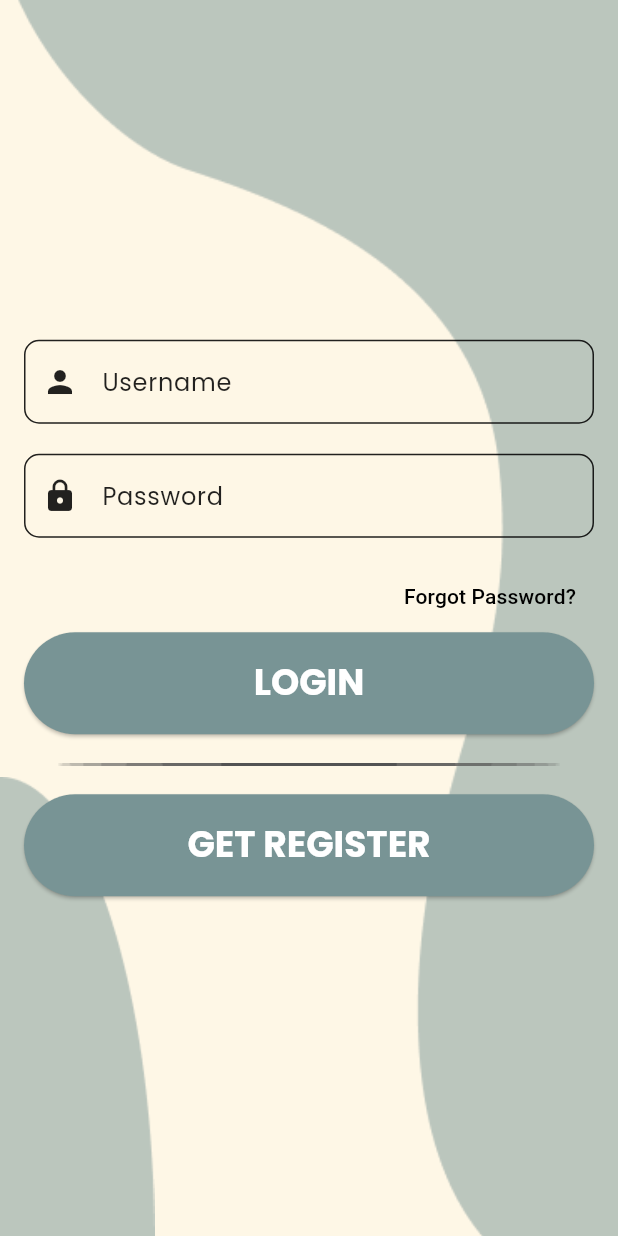
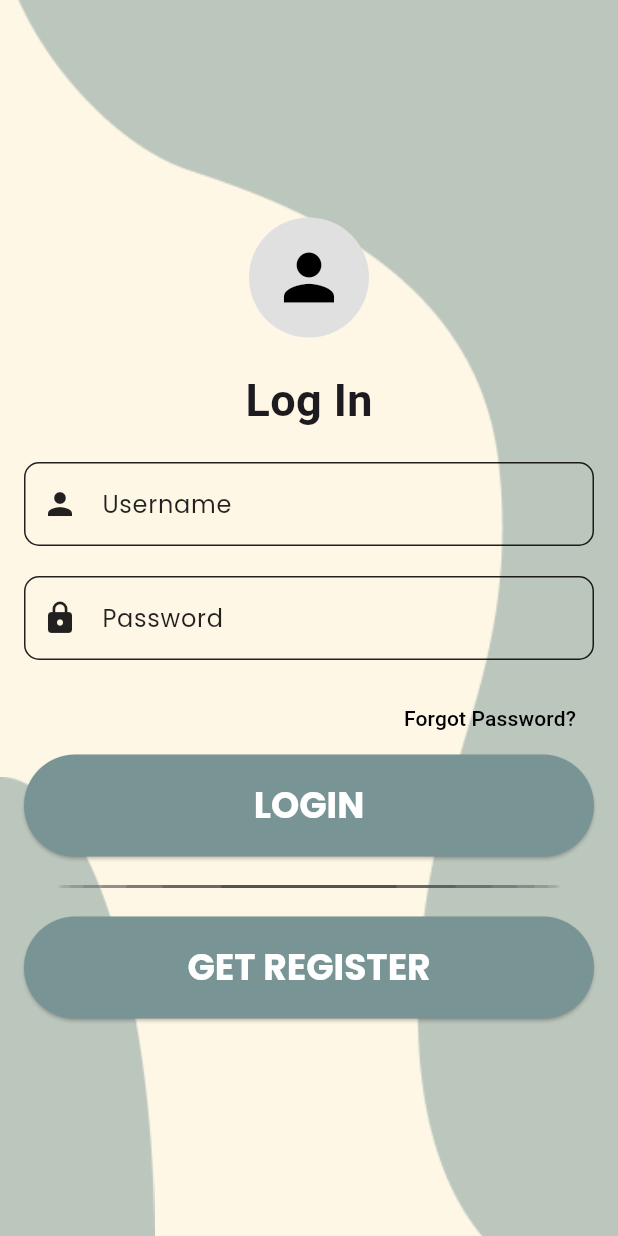
Before and after one commit to Mona-Badran/muse-frontend, a Flutter app: the screen it shows after launch, on a phone screen of 412 x 824 dp. Run offline on Flutter 3.47's test engine with Material 3 defaults, Android fonts, the phone set to English and light mode, and no system bars.

Commit message:
added icon and login in loginPage.dart

```diff
--- a/lib/features/auth/loginPage.dart
+++ b/lib/features/auth/loginPage.dart
@@ -1,6 +1,7 @@
 import 'package:flutter/material.dart';
 import '../../shared/customButton.dart';
 import '../../shared/customInputBox.dart';
+import '../../shared/customBottomNavBar.dart';
 import 'registerPage.dart';
 
 class LoginPage extends StatefulWidget {
@@ -35,6 +36,28 @@ class _LoginPageState extends State<LoginPage> {
               child: Column(
                 mainAxisAlignment: MainAxisAlignment.center,
                 children: <Widget>[
+                  CircleAvatar(
+                    radius: 40,
+                    backgroundColor: Colors.grey[300],
+                    child: Icon(
+                      Icons.person,
+                      size: 50,
+                      color: Colors.black,
+                    ),
+                  ),
+                  SizedBox(
+                    height: 20,
+                  ),
+                  Text(
+                    "Log In",
+                    style: TextStyle(
+                      fontSize: 30,
+                      fontWeight: FontWeight.bold,
+                    ),
+                  ),
+                  SizedBox(
+                    height: 20,
+                  ),
                   InputBox(
                     hintText: 'Username',
                     icon: Icons.person,
@@ -61,7 +84,7 @@ class _LoginPageState extends State<LoginPage> {
                       ),
                     ),
                   ),
-                  Button("LOGIN", RegisterPage()),
+                  Button("LOGIN", CustomBottomNavBar()),
                   SizedBox(
                     height: 40,
                     child: Image(
```
